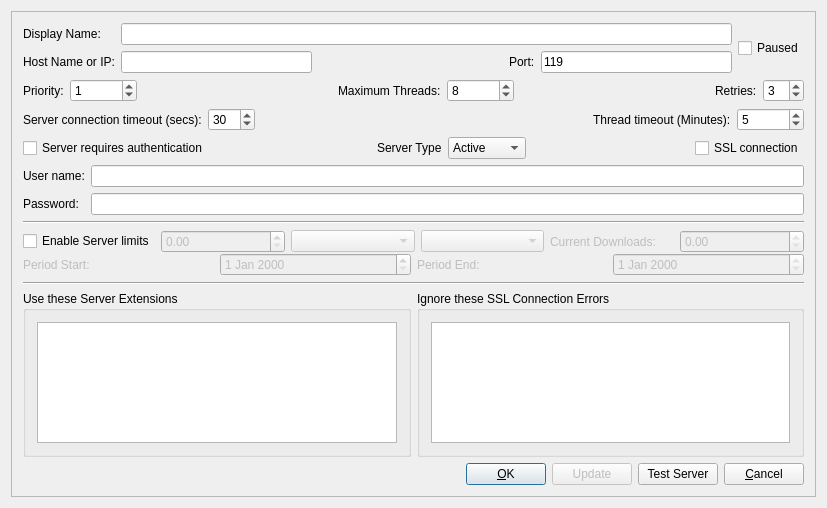
Before: the Qt Designer form addserverwidget.ui in quban2/quban, drawn with Qt 5.
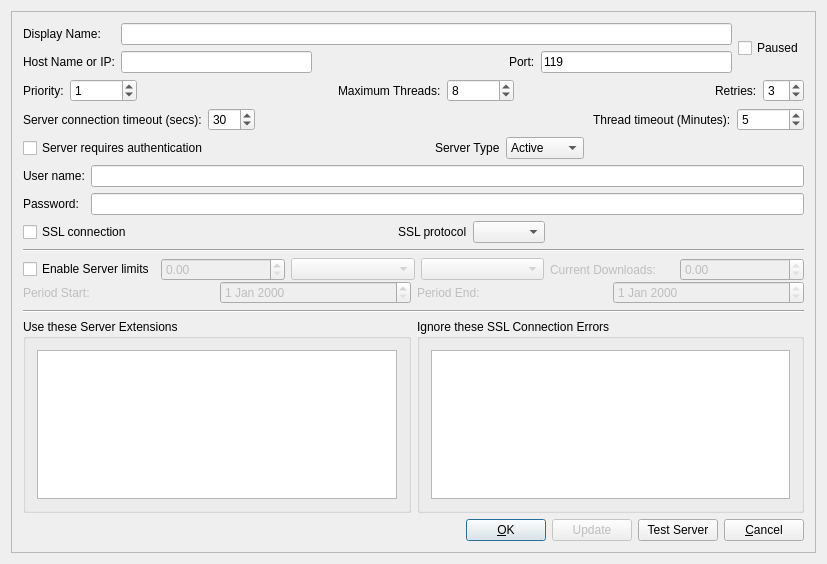
After: the same form once the commit is applied. Icons and pictures are not drawn.

Commit message: Started introduction of SSL protocol - to allow any recognised protocol to be selected and used.

What changed in the file:
```diff
--- a/addserverwidget.ui
+++ b/addserverwidget.ui
@@ -7,13 +7,13 @@
     <x>0</x>
     <y>0</y>
     <width>827</width>
-    <height>508</height>
+    <height>564</height>
    </rect>
   </property>
   <property name="windowTitle">
    <string>AddServerWidget</string>
   </property>
-  <layout class="QVBoxLayout" name="verticalLayout">
+  <layout class="QVBoxLayout" name="verticalLayout_4">
    <item>
     <widget class="QFrame" name="frame">
      <property name="frameShape">
@@ -22,7 +22,7 @@
      <property name="frameShadow">
       <enum>QFrame::Raised</enum>
      </property>
-     <layout class="QVBoxLayout" name="verticalLayout_4">
+     <layout class="QVBoxLayout" name="verticalLayout">
       <item>
        <layout class="QHBoxLayout" name="_24">
         <item>
@@ -383,13 +383,6 @@
           </property>
          </spacer>
         </item>
-        <item>
-         <widget class="QCheckBox" name="sslCheck">
-          <property name="text">
-           <string>SSL connection</string>
-          </property>
-         </widget>
-        </item>
        </layout>
       </item>
       <item>
@@ -441,6 +434,53 @@
         </item>
        </layout>
       </item>
+      <item>
+       <layout class="QHBoxLayout" name="horizontalLayout_6">
+        <item>
+         <widget class="QCheckBox" name="sslCheck">
+          <property name="text">
+           <string>SSL connection</string>
+          </property>
+         </widget>
+        </item>
+        <item>
+         <spacer name="horizontalSpacer_2">
+          <property name="orientation">
+           <enum>Qt::Horizontal</enum>
+          </property>
+          <property name="sizeHint" stdset="0">
+           <size>
+            <width>40</width>
+            <height>20</height>
+           </size>
+          </property>
+         </spacer>
+        </item>
+        <item>
+         <widget class="QLabel" name="protocol_label">
+          <property name="text">
+           <string>SSL protocol</string>
+          </property>
+         </widget>
+        </item>
+        <item>
+         <widget class="QComboBox" name="protocol_comboBox"/>
+        </item>
+        <item>
+         <spacer name="horizontalSpacer_6">
+          <property name="orientation">
+           <enum>Qt::Horizontal</enum>
+          </property>
+          <property name="sizeHint" stdset="0">
+           <size>
+            <width>40</width>
+            <height>20</height>
+           </size>
+          </property>
+         </spacer>
+        </item>
+       </layout>
+      </item>
       <item>
        <widget class="Line" name="line">
         <property name="orientation">
```
Left out of the diff: 11 changed lines with no effect on the pictures. The commit also changes 2 other files.
